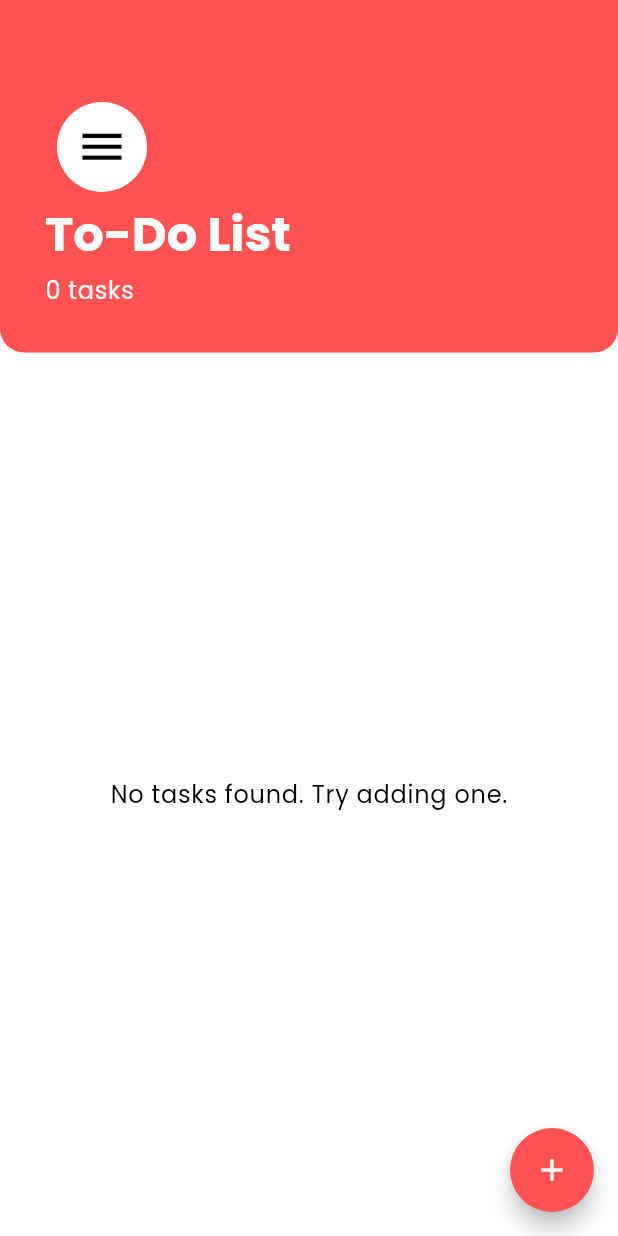
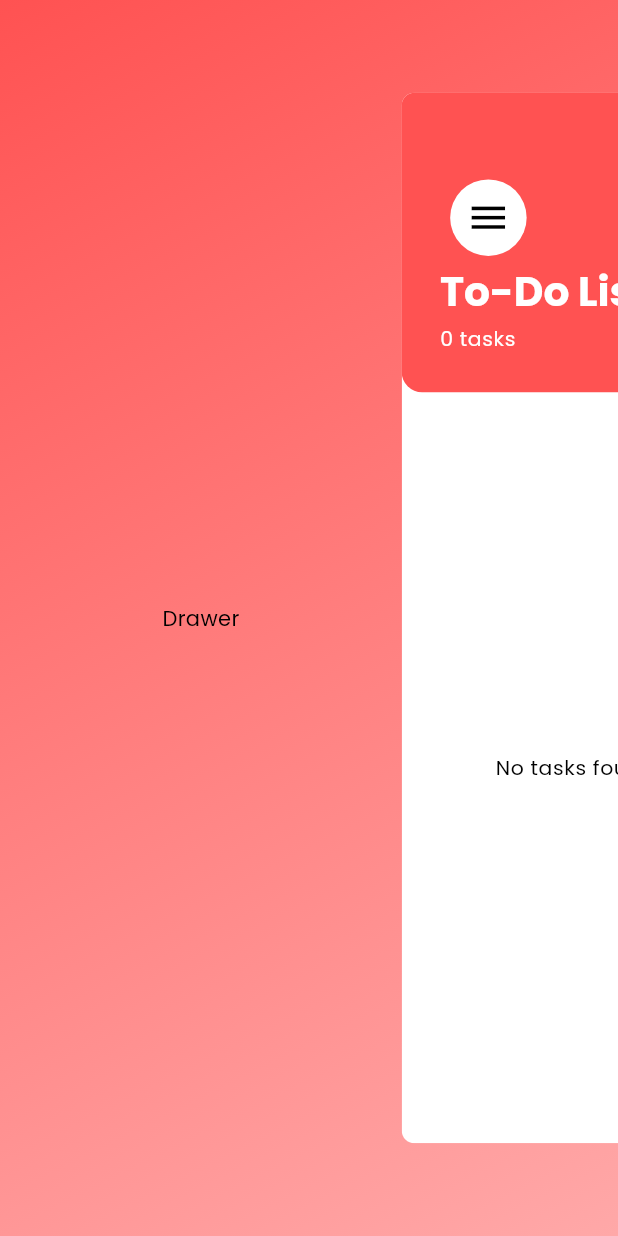
Before and after one commit to abel3ri/flutter_to_do_list, a Flutter app: the screen it shows after launch, after a tap on the "menu" icon, on a phone screen of 412 x 824 dp. Run offline on Flutter 3.47's test engine with Material 3 defaults, Android fonts, the phone set to English and light mode, and no system bars; drawn by our look-alikes of flutter_advanced_drawer; our stand-ins replace cloud_firestore, firebase_auth, firebase_core, flex_color_scheme, go_router, google_fonts; accounts and stored records are empty.

Commit message:
Add app drawer

```diff
--- a/lib/pages/home.dart
+++ b/lib/pages/home.dart
@@ -1,14 +1,53 @@
 import 'package:firebase_local/utils/constants.dart';
 import 'package:flutter/material.dart';
+import 'package:flutter_advanced_drawer/flutter_advanced_drawer.dart';
 import '../pages/add_task.dart';
 import '../utils/widgets/task_list.dart';
 
-class Home extends StatelessWidget {
+class Home extends StatefulWidget {
   const Home({super.key});
 
   @override
+  State<Home> createState() => _HomeState();
+}
+
+class _HomeState extends State<Home> {
+  final AdvancedDrawerController _advancedDrawerController =
+      AdvancedDrawerController();
+  @override
   Widget build(BuildContext context) {
-    return Scaffold(
+    return AdvancedDrawer(
+      controller: _advancedDrawerController,
+      openRatio: 0.65,
+      animationDuration: const Duration(milliseconds: 100),
+      backdrop: Container(
+        width: double.infinity,
+        height: double.infinity,
+        decoration: BoxDecoration(
+          gradient: LinearGradient(
+            colors: [
+              Colors.redAccent,
+              Colors.redAccent.withOpacity(0.5),
+            ],
+            begin: Alignment.topLeft,
+            end: Alignment.bottomRight,
+          ),
+        ),
+      ),
+      drawer: SafeArea(
+        child: Container(
+          decoration: const BoxDecoration(),
+          child: const Center(
+            child: Text("Drawer"),
+          ),
+        ),
+      ),
+      childDecoration: const BoxDecoration(
+        borderRadius: BorderRadius.all(
+          Radius.circular(10),
+        ),
+      ),
+      child: Scaffold(
         floatingActionButton: FloatingActionButton(
           shape: const CircleBorder(),
           backgroundColor: Theme.of(context).primaryColor,
@@ -47,18 +86,29 @@ class Home extends StatelessWidget {
                 crossAxisAlignment: CrossAxisAlignment.start,
                 children: [
                   IconButton(
-                  onPressed: () {},
-                  style: ButtonStyle(
-                    overlayColor: MaterialStateProperty.all(Colors.transparent),
-                  ),
-                  icon: CircleAvatar(
-                    backgroundColor: Theme.of(context).scaffoldBackgroundColor,
+                    onPressed: () => _advancedDrawerController.showDrawer(),
+                    icon: ValueListenableBuilder<AdvancedDrawerValue>(
+                      valueListenable: _advancedDrawerController,
+                      builder: (_, value, __) {
+                        return AnimatedSwitcher(
+                          duration: const Duration(milliseconds: 250),
+                          child: CircleAvatar(
+                            backgroundColor:
+                                Theme.of(context).scaffoldBackgroundColor,
                             radius: 30,
                             child: Icon(
                               Icons.menu,
                               size: 35,
-                      color: Theme.of(context).textTheme.bodyMedium!.color,
+                              color:
+                                  Theme.of(context).textTheme.bodyMedium!.color,
                             ),
+                          ),
+                        );
+                      },
+                    ),
+                    style: ButtonStyle(
+                      overlayColor:
+                          MaterialStateProperty.all(Colors.transparent),
                     ),
                   ),
                   Text(
@@ -72,7 +122,8 @@ class Home extends StatelessWidget {
                   FutureBuilder(
                       future: db.collection("tasks").get(),
                       builder: (context, snapshot) {
-                      if (snapshot.connectionState == ConnectionState.waiting) {
+                        if (snapshot.connectionState ==
+                            ConnectionState.waiting) {
                           return SizedBox(
                             width: (Theme.of(context)
                                     .textTheme
@@ -108,6 +159,7 @@ class Home extends StatelessWidget {
             ),
           ],
         ),
+      ),
     );
   }
 }
```
Also changed, not shown: lib/pages/darwer.dart (deleted). Lines whose indentation alone changed are shown as unchanged.
